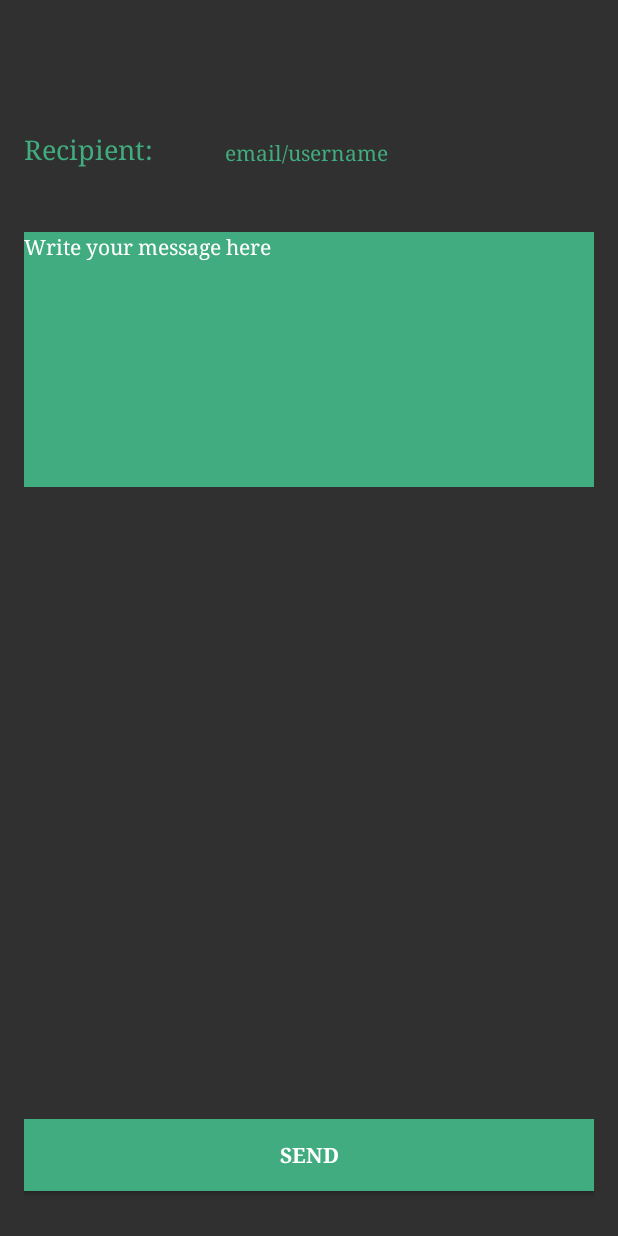
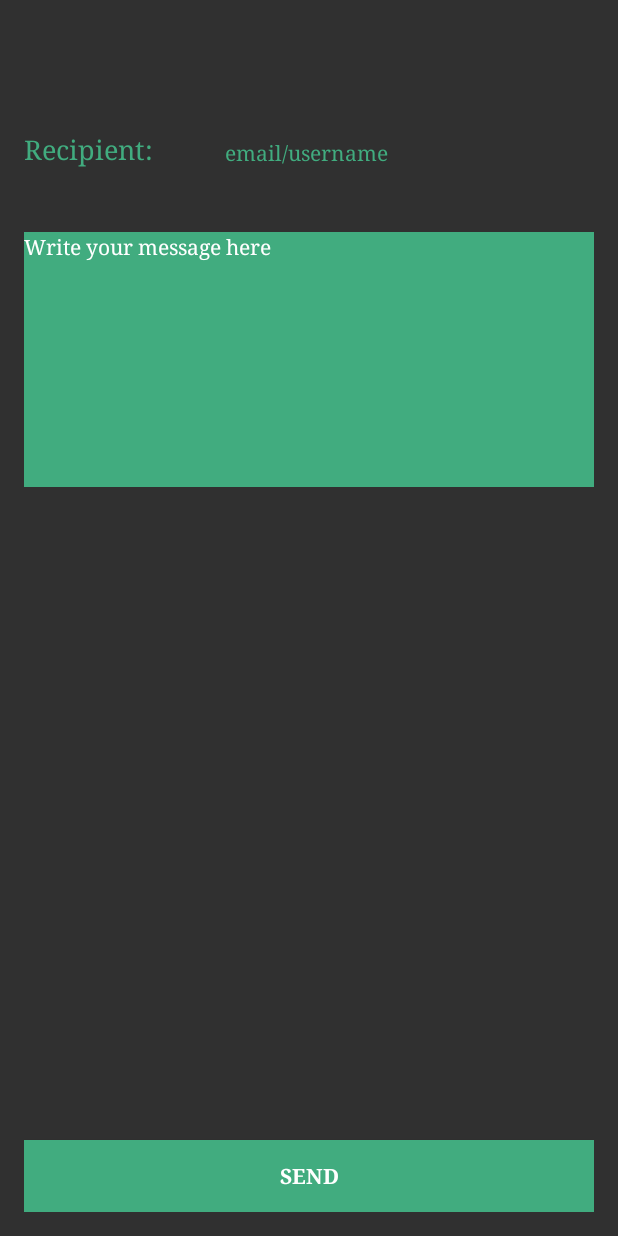
Before and after one commit to asmitasth01/University-Bazaar-System, an Android app: the Communication screen opened directly, with no data from a screen before it, on a phone screen of 412 x 824 dp. Run offline under Robolectric (Android 15) with nearby library versions, the phone set to English and light mode, and no system bars.

Commit message:
changed logo position and button position in communication

```diff
--- a/app/src/main/res/layout/activity_communication.xml
+++ b/app/src/main/res/layout/activity_communication.xml
@@ -23,21 +23,6 @@
         android:layout_alignParentTop="true"
         android:layout_alignParentLeft="true"
         android:layout_alignParentStart="true"
-        android:fontFamily="serif" />
-
-    <Button
-        android:text="SEND"
-        android:layout_width="match_parent"
-        android:layout_height="wrap_content"
-        android:id="@+id/button"
-        android:textColor="@android:color/background_light"
-        android:background="@color/colorAccent"
-        android:layout_marginBottom="14dp"
-        android:layout_alignParentBottom="true"
-        android:layout_alignParentLeft="true"
-        android:layout_alignParentStart="true"
-        android:textSize="14sp"
-        android:textStyle="normal|bold"
         android:fontFamily="serif" />
 
     <EditText
@@ -86,4 +71,17 @@
         android:background="@color/colorAccent"
         android:fontFamily="serif" />
 
+    <Button
+        android:text="SEND"
+        android:layout_width="match_parent"
+        android:layout_height="wrap_content"
+        android:id="@+id/button"
+        android:textColor="@android:color/background_light"
+        android:background="@color/colorAccent"
+        android:textSize="14sp"
+        android:textStyle="normal|bold"
+        android:fontFamily="serif"
+        android:layout_alignParentBottom="true"
+        android:layout_alignParentStart="true" />
+
 </RelativeLayout>
--- a/app/src/main/res/layout/activity_main.xml
+++ b/app/src/main/res/layout/activity_main.xml
@@ -55,8 +55,7 @@
         app:srcCompat="@drawable/main_logo"
         android:id="@+id/imageView2"
         android:layout_alignParentTop="true"
-        android:layout_alignParentEnd="true"
-        android:layout_marginEnd="90dp"
-        android:layout_marginTop="137dp" />
+        android:layout_centerHorizontal="true"
+        android:layout_marginTop="103dp" />
 
 </RelativeLayout>
```
